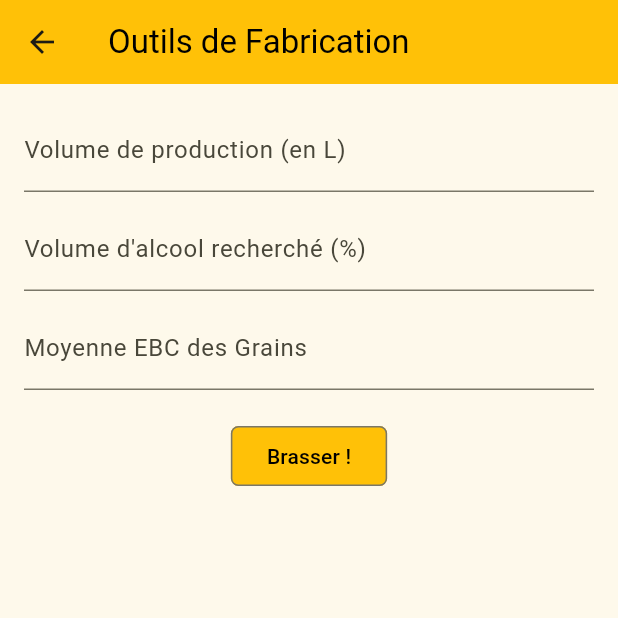
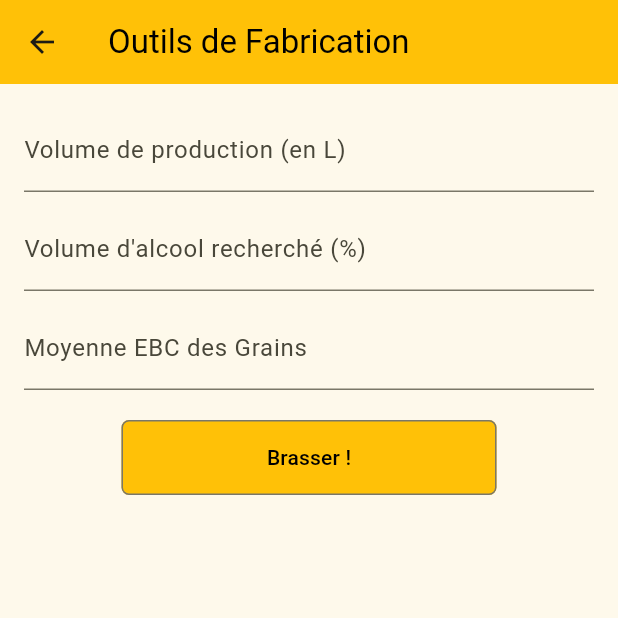
Before and after one commit to Karma243162/BeerMaker, a Flutter app: the screen it shows after launch, after a tap on "Outils de fabrication", on a phone screen of 412 x 824 dp, the top half of it. Run offline on Flutter 3.47's test engine with Material 2 defaults, Android fonts, the phone set to English and light mode, and no system bars.

Commit message:
Résultat du code fini

```diff
--- a/lib/Fabrication.dart
+++ b/lib/Fabrication.dart
@@ -1,6 +1,4 @@
-import 'package:flutter/material.dart';
-import './Pages/Outils.dart';
-
+import 'dart:math';
 
 
 
@@ -33,4 +31,21 @@ class Calcul {
         (calculerQuantiteEauBrassage(volume, alcool) * 0.7);
   }
 
+
+  double quantHoublouAmerisant(volume, alcool) {
+    return volume * 3;
+  }
+
+  double quantHoublouAromatique(volume, alcool) {
+    return volume * 1;
+  }
+
+  double quantLevure(volume, alcool) {
+    return volume / 2;
+  }
+
+  double calculerMaltColorUnits(volume, alcool, ebcRech) {
+    return 4.23 * (ebcRech * calculerQuantiteMalt(volume, alcool) / volume);
+  }
+
 }
--- a/lib/Home.dart
+++ b/lib/Home.dart
@@ -16,8 +16,8 @@ class _MyHomePageState extends State<MyHomePage> {
   Widget build(BuildContext context) {
     return Scaffold(
       appBar: AppBar(
-        backgroundColor: Color.fromARGB(255, 255, 193, 7),
-        title: Text(
+        backgroundColor: const Color.fromARGB(255, 255, 193, 7),
+        title: const Text(
           'BeerMaker',
           style: TextStyle(color: Colors.black),
         ),
@@ -28,8 +28,8 @@ class _MyHomePageState extends State<MyHomePage> {
           mainAxisAlignment: MainAxisAlignment.start,
           crossAxisAlignment: CrossAxisAlignment.center,
           children: <Widget>[
-            SizedBox(height: 20),
-            Text(
+            const SizedBox(height: 20),
+            const Text(
               'Bienvenue dans Beer Maker !',
               style: TextStyle(
                 fontSize: 30,
@@ -37,17 +37,17 @@ class _MyHomePageState extends State<MyHomePage> {
                 color: Color.fromARGB(255, 0, 0, 0),
               ),
             ),
-            SizedBox(height: 30),
+            const SizedBox(height: 30),
             OutlinedButton(
               onPressed: () {
                 Navigator.push(
                   context,
-                  MaterialPageRoute(builder: (context) => RecetteBeer()),
+                  MaterialPageRoute(builder: (context) => const RecetteBeer()),
                 );
               },
               style: ButtonStyle(
                 backgroundColor: MaterialStateProperty.all<Color>(
-                  Color.fromARGB(255, 255, 193, 7),
+                  const Color.fromARGB(255, 255, 193, 7),
                 ),
                 shape: MaterialStateProperty.all<RoundedRectangleBorder>(
                   RoundedRectangleBorder(
@@ -55,24 +55,24 @@ class _MyHomePageState extends State<MyHomePage> {
                   ),
                 ),
               ),
-              child: Text(
+              child: const Text(
                 'Etape de fabrication',
                 style: TextStyle(
                   color: Color.fromARGB(255, 0, 0, 0),
                 ),
               ),
             ),
-            SizedBox(height: 16),
+            const SizedBox(height: 16),
             OutlinedButton(
               onPressed: () {
                 Navigator.push(
                   context,
-                  MaterialPageRoute(builder: (context) => OutilsFabrication()),
+                  MaterialPageRoute(builder: (context) => const OutilsFabrication()),
                 );
               },
               style: ButtonStyle(
                 backgroundColor: MaterialStateProperty.all<Color>(
-                  Color.fromARGB(255, 255, 193, 7),
+                  const Color.fromARGB(255, 255, 193, 7),
                 ),
                 shape: MaterialStateProperty.all<RoundedRectangleBorder>(
                   RoundedRectangleBorder(
@@ -80,15 +80,15 @@ class _MyHomePageState extends State<MyHomePage> {
                   ),
                 ),
               ),
-              child: Text(
+              child: const Text(
                 'Outils de fabrication',
                 style: TextStyle(
                   color: Color.fromARGB(255, 0, 0, 0),
                 ),
               ),
             ),
-            SizedBox(height: 16),
-            Text("Crée votre bière sans limite !!",
+            const SizedBox(height: 16),
+            const Text("Crée votre bière sans limite !!",
                 style: TextStyle(
                   fontSize: 30,
                 ))
--- a/lib/Pages/Outils.dart
+++ b/lib/Pages/Outils.dart
@@ -2,6 +2,8 @@ import 'package:flutter/material.dart';
 import '../Fabrication.dart';
 
 class OutilsFabrication extends StatefulWidget {
+  const OutilsFabrication({super.key});
+
   @override
   _OutilsFabricationState createState() => _OutilsFabricationState();
 }
@@ -30,8 +32,8 @@ class _OutilsFabricationState extends State<OutilsFabrication> {
   Widget build(BuildContext context) {
     return Scaffold(
       appBar: AppBar(
-        backgroundColor: Color.fromARGB(255, 255, 193, 7),
-        title: Text(
+        backgroundColor: const Color.fromARGB(255, 255, 193, 7),
+        title: const Text(
           'Outils de Fabrication',
           style: TextStyle(color: Color.fromARGB(255, 0, 0, 0)),
         ),
@@ -44,23 +46,24 @@ class _OutilsFabricationState extends State<OutilsFabrication> {
             TextField(
               controller: volumeController,
               keyboardType: TextInputType.number,
-              decoration:
-                  InputDecoration(labelText: 'Volume de production (en L)'),
+              decoration: const InputDecoration(
+                  labelText: 'Volume de production (en L)'),
             ),
-            SizedBox(height: 10),
+            const SizedBox(height: 10),
             TextField(
               controller: alcoolController,
               keyboardType: TextInputType.number,
-              decoration:
-                  InputDecoration(labelText: 'Volume d\'alcool recherché (%)'),
+              decoration: const InputDecoration(
+                  labelText: 'Volume d\'alcool recherché (%)'),
             ),
-            SizedBox(height: 10),
+            const SizedBox(height: 10),
             TextField(
               controller: ebcController,
               keyboardType: TextInputType.number,
-              decoration: InputDecoration(labelText: 'Moyenne EBC des Grains'),
+              decoration:
+                  const InputDecoration(labelText: 'Moyenne EBC des Grains'),
             ),
-            SizedBox(height: 20),
+            const SizedBox(height: 20),
             Align(
               alignment: Alignment.center,
               child: OutlinedButton(
@@ -71,21 +74,26 @@ class _OutilsFabricationState extends State<OutilsFabrication> {
                   volume = double.parse(volumeProd);
                   alcool = double.parse(alcoolRech);
                   ebc = double.parse(ebcRech);
+
+
                   setState(() {
                     melange = true;
                   });
                 },
                 style: ButtonStyle(
                   backgroundColor: MaterialStateProperty.all<Color>(
-                    Color.fromARGB(255, 255, 193, 7),
+                    const Color.fromARGB(255, 255, 193, 7),
                   ),
                   shape: MaterialStateProperty.all<RoundedRectangleBorder>(
                     RoundedRectangleBorder(
                       borderRadius: BorderRadius.circular(5.0),
                     ),
                   ),
+                  minimumSize: MaterialStateProperty.all<Size>(
+                    Size(250, 50),
+                  ),
                 ),
-                child: Text(
+                child: const Text(
                   'Brasser !',
                   style: TextStyle(
                     color: Color.fromARGB(255, 0, 0, 0),
@@ -93,7 +101,7 @@ class _OutilsFabricationState extends State<OutilsFabrication> {
                 ),
               ),
             ),
-            SizedBox(height: 20),
+            const SizedBox(height: 20),
             Visibility(
                 visible: melange,
                 child: Column(
@@ -101,21 +109,42 @@ class _OutilsFabricationState extends State<OutilsFabrication> {
                   children: [
                     Text(
                       "Quantité de malt : ${Calcul().calculerQuantiteMalt(volume, alcool)} Kg",
-                      style: TextStyle(
+                      style: const TextStyle(
                         fontSize: 16,
                         fontWeight: FontWeight.bold,
                       ),
                     ),
                     Text(
                       "Quantité d'eau de brassage : ${Calcul().calculerQuantiteEauBrassage(volume, alcool)} L",
-                      style: TextStyle(
+                      style: const TextStyle(
                         fontSize: 16,
                         fontWeight: FontWeight.bold,
                       ),
                     ),
                     Text(
                       "Quantité d'eau de rincage : ${Calcul().calculerQuantiteEauRincage(volume, alcool)} L",
-                      style: TextStyle(
+                      style: const TextStyle(
+                        fontSize: 16,
+                        fontWeight: FontWeight.bold,
+                      ),
+                    ),
+                    Text(
+                      "Quantité de houblou amérisant : ${Calcul().quantHoublouAmerisant(volume, alcool)} g",
+                      style: const TextStyle(
+                        fontSize: 16,
+                        fontWeight: FontWeight.bold,
+                      ),
+                    ),
+                    Text(
+                      "Quantité de houblou aromatique : ${Calcul().quantHoublouAromatique(volume, alcool)} g",
+                      style: const TextStyle(
+                        fontSize: 16,
+                        fontWeight: FontWeight.bold,
+                      ),
+                    ),
+                    Text(
+                      "Quantité de levure : ${Calcul().quantLevure(volume, alcool)} g",
+                      style: const TextStyle(
                         fontSize: 16,
                         fontWeight: FontWeight.bold,
                       ),
@@ -129,7 +158,7 @@ class _OutilsFabricationState extends State<OutilsFabrication> {
                   fontWeight: FontWeight.bold,
                 ),
               ), */
-            ),
+                ),
           ],
         ),
       ),
--- a/lib/Pages/Recette.dart
+++ b/lib/Pages/Recette.dart
@@ -1,14 +1,16 @@
 import 'package:flutter/material.dart';
 
 class RecetteBeer extends StatefulWidget {
+  const RecetteBeer({super.key});
+
   @override
   _RecetteBeerState createState() => _RecetteBeerState();
 }
 
 class _RecetteBeerState extends State<RecetteBeer> {
 
-  int _numPages = 10;
-  int _currentPage = 0;
+  final int _numPages = 10;
+  final int _currentPage = 0;
 
   @override
   Widget build(BuildContext context) {
@@ -18,15 +20,15 @@ var pages = List.generate(
       (index) => Center(
         child: Text(
           "Page ${index + 1}",
-          style: Theme.of(context).textTheme.headline1,
+          style: Theme.of(context).textTheme.displayLarge,
         ),
       ),
     );
 
     return Scaffold(
       appBar: AppBar(
-        backgroundColor: Color.fromARGB(255, 255, 193, 7),
-        title: Text(
+        backgroundColor: const Color.fromARGB(255, 255, 193, 7),
+        title: const Text(
           'Etape de Fabrication',
           style: TextStyle(color: Color.fromARGB(255, 0, 0, 0)),
         ),
@@ -38,7 +40,7 @@ var pages = List.generate(
           children: <Widget>[
             Container(
               alignment: Alignment.center,
-              child: Text(
+              child: const Text(
                 '0. Phase Préparation',
                 style: TextStyle(
                   fontSize: 18,
@@ -46,15 +48,15 @@ var pages = List.generate(
                 ),
               ),
             ),
-            SizedBox(height: 10),
-            Text(
+            const SizedBox(height: 10),
+            const Text(
               'Vous avez besoin du matériel suivant pour realiser votre bière :',
               style: TextStyle(
                 fontSize: 16,
               ),
             ),
-            SizedBox(height: 10),
-            Column(
+            const SizedBox(height: 10),
+            const Column(
               crossAxisAlignment: CrossAxisAlignment.start,
               children: <Widget>[
                 Text('- Une dame-jeanne'),
@@ -65,13 +67,13 @@ var pages = List.generate(
                 Text('- Une passoire à maille fines'),
               ],
             ),
-            Padding(
-              padding: const EdgeInsets.only(top: 10.0),
+            const Padding(
+              padding: EdgeInsets.only(top: 10.0),
               child: Text(
                 "Le matériel utile à la fabrication doit être propre et stérilisé. Nous vous conseillons ...",
               ),
             ),
-            SizedBox(height: 20),
+            const SizedBox(height: 20),
             Container(
               alignment: Alignment.center,
               child: Image.asset(
--- a/lib/Splash.dart
+++ b/lib/Splash.dart
@@ -2,6 +2,8 @@ import 'package:flutter/material.dart';
 import 'home.dart';
 
 class SplashScreen extends StatefulWidget {
+  const SplashScreen({super.key});
+
   @override
   _SplashScreenState createState() => _SplashScreenState();
 }
@@ -10,11 +12,11 @@ class _SplashScreenState extends State<SplashScreen> {
   @override
   void initState() {
     super.initState();
-    Future.delayed(Duration(seconds: 1), () {
+    Future.delayed(const Duration(seconds: 1), () {
       Navigator.pushReplacement(
         context,
         MaterialPageRoute(
-          builder: (context) => MyHomePage(
+          builder: (context) => const MyHomePage(
             title: 'BeerMaker',
           ),
         ),
--- a/lib/main.dart
+++ b/lib/main.dart
@@ -1,5 +1,4 @@
 import 'package:flutter/material.dart';
-import 'Home.dart';
 import 'Splash.dart';
 
 void main() {
@@ -17,10 +16,10 @@ class MyApp extends StatelessWidget {
       title: 'BeerMaker',
       theme: ThemeData(
 
-        colorScheme: ColorScheme.fromSeed(seedColor: Color.fromARGB(255, 213, 206, 7)),
+        colorScheme: ColorScheme.fromSeed(seedColor: const Color.fromARGB(255, 213, 206, 7)),
         useMaterial3: true,
       ),
-         home: SplashScreen(),
+         home: const SplashScreen(),
     );
   }
 }
```
